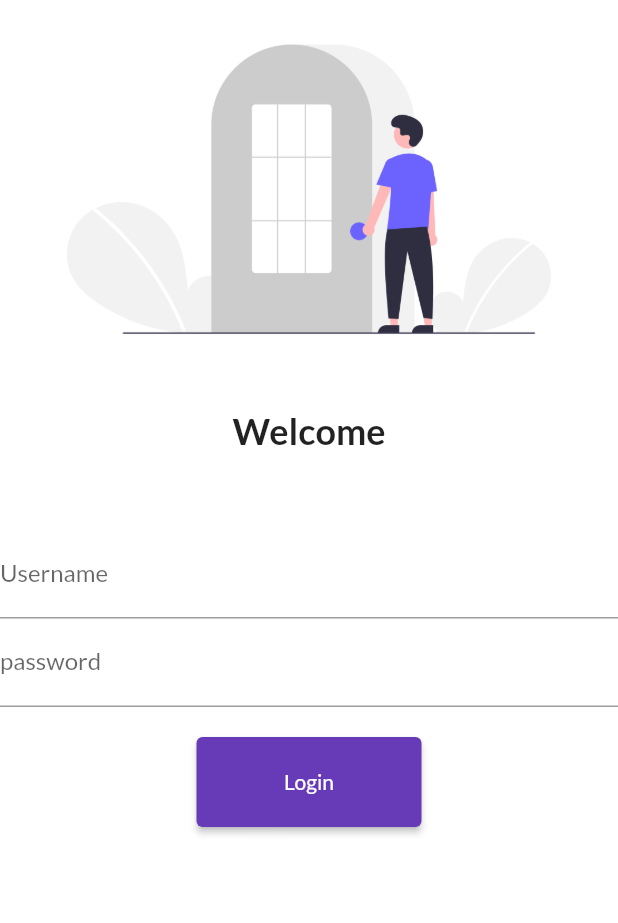
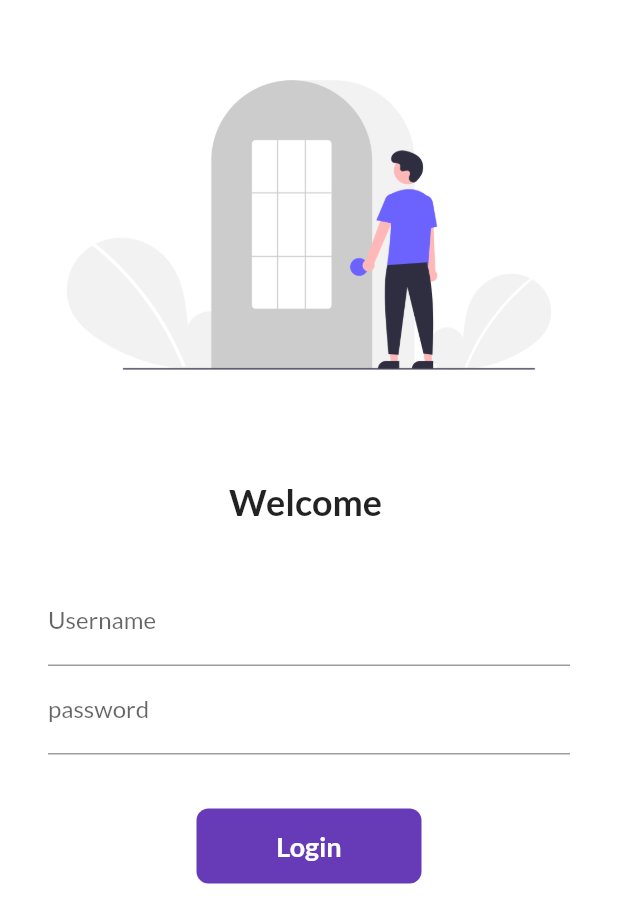
Before and after one commit to shubhamk1020/flutter_start, a Flutter app: the screen it shows after launch, on a phone screen of 412 x 824 dp. Shown: the top 923 px of the screen. Run offline on Flutter 3.47's test engine with Material 2 defaults, Android fonts, the phone set to English and light mode, and no system bars; our stand-ins replace google_fonts.

Commit message:
day 6 complited

```diff
--- a/lib/pages/longin_page.dart
+++ b/lib/pages/longin_page.dart
@@ -1,9 +1,16 @@
 import 'package:flutter/material.dart';
 import 'package:flutter_start/Utils/routes.dart';
 
-class LoginPage extends StatelessWidget {
+class LoginPage extends StatefulWidget {
   const LoginPage({Key? key}) : super(key: key);
 
+  @override
+  State<LoginPage> createState() => _LoginPageState();
+}
+
+class _LoginPageState extends State<LoginPage> {
+  String name = "";
+  bool changeButton = false;
   @override
   Widget build(BuildContext context) {
     return Material(
@@ -13,14 +20,15 @@ class LoginPage extends StatelessWidget {
           children: [
             Image.asset(
               "assets/images/login_image.png",
-              fit: BoxFit.cover,
+              width: double.infinity,
+              height: 300,
             ),
             const SizedBox(
               height: 20.0,
             ),
-            const Text(
-              'Welcome',
-              style: TextStyle(
+            Text(
+              'Welcome $name',
+              style: const TextStyle(
                 fontSize: 24,
                 fontWeight: FontWeight.bold,
               ),
@@ -28,14 +36,20 @@ class LoginPage extends StatelessWidget {
             const SizedBox(
               height: 20.0,
             ),
-            const Padding(
-              padding: EdgeInsets.symmetric(vertical: 16.0, horizontal: 32.0),
-            ),
+            Padding(
+              padding:
+                  const EdgeInsets.symmetric(vertical: 16.0, horizontal: 32.0),
+              child: Column(
+                children: [
                   TextFormField(
                     decoration: const InputDecoration(
                       hintText: "Enter Username",
                       labelText: "Username",
                     ),
+                    onChanged: (value) {
+                      name = value;
+                      setState(() {});
+                    },
                   ),
                   TextFormField(
                     obscureText: true,
@@ -44,17 +58,51 @@ class LoginPage extends StatelessWidget {
                       labelText: "password",
                     ),
                   ),
+                ],
+              ),
+            ),
             const SizedBox(
               height: 20.0,
             ),
-            ElevatedButton(
-              onPressed: () {
-                // ignore: avoid_print
+            // ElevatedButton(
+            //   onPressed: () {
+            //     // ignore: avoid_print
+            //     Navigator.pushNamed(context, MyRoutes.HomeRoute);
+            //   },
+            //   style: TextButton.styleFrom(minimumSize: const Size(150, 60)),
+            //   child: const Text('Login'),
+            // ),
+            InkWell(
+              onTap: () async {
+                setState(() {
+                  changeButton = true;
+                });
+
+                await (Future.delayed(const Duration(seconds: 1)));
                 Navigator.pushNamed(context, MyRoutes.HomeRoute);
               },
-              style: TextButton.styleFrom(minimumSize: const Size(150, 60)),
-              child: const Text('Login'),
+              child: AnimatedContainer(
+                duration: const Duration(seconds: 1),
+                width: changeButton ? 50 : 150,
+                height: 50,
+                alignment: Alignment.center,
+                decoration: BoxDecoration(
+                    color: changeButton ? Colors.pink : Colors.deepPurple,
+                    borderRadius: BorderRadius.circular(changeButton ? 50 : 8)),
+                child: changeButton
+                    ? const Icon(
+                        Icons.done,
+                        color: Colors.white,
+                      )
+                    : const Text(
+                        "Login",
+                        style: TextStyle(
+                            color: Colors.white,
+                            fontWeight: FontWeight.bold,
+                            fontSize: 18),
                       ),
+              ),
+            )
           ],
         ),
       ),
```
Lines whose indentation alone changed are shown as unchanged.
